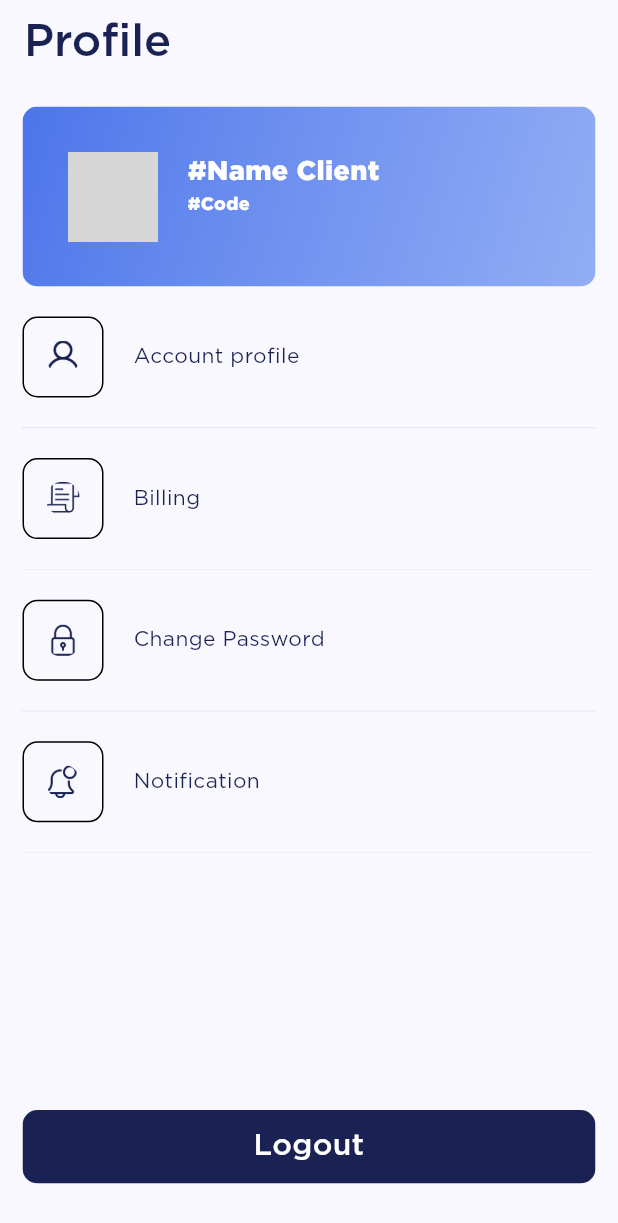
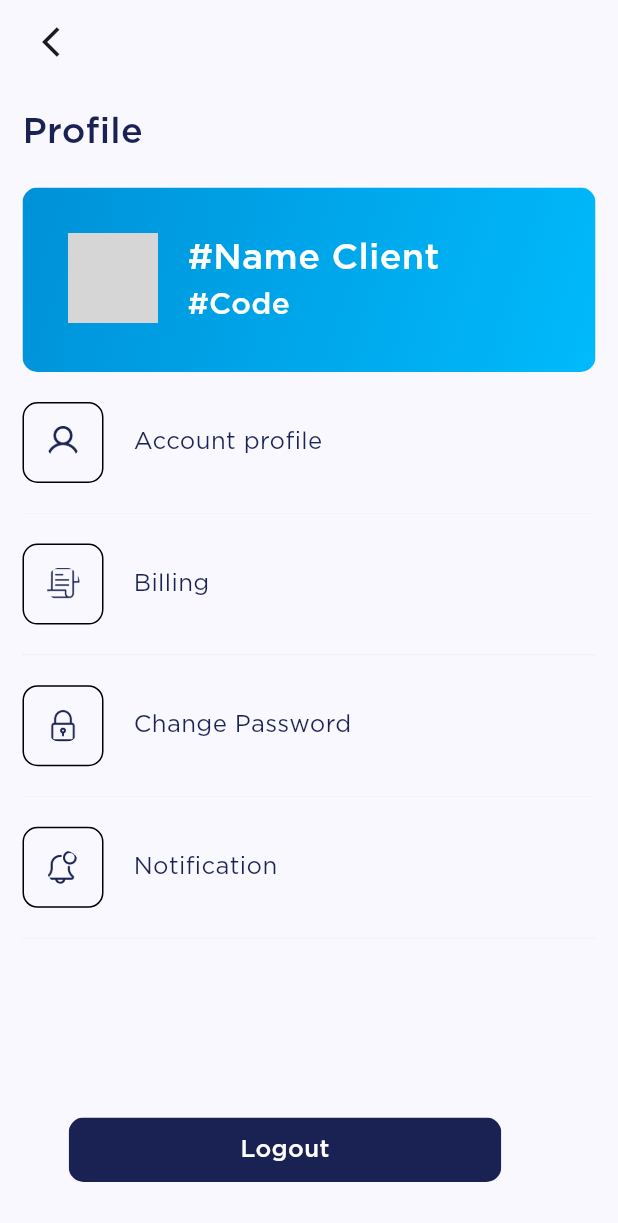
Before and after one commit to kenvas-dev/app_pikbil_mobil, a Flutter app: the screen it shows after launch, on a phone screen of 412 x 824 dp. Shown: the top 1223 px of the screen. Run offline on Flutter 3.47's test engine with Material 3 defaults, Android fonts, the phone set to English and light mode, and no system bars; our stand-ins replace animate_do, flutter_dotenv, flutter_riverpod, go_router; network calls fail; grey boxes are pictures that could not be loaded.

Commit message:
account and profile screen finish

```diff
--- /dev/null
+++ b/lib/config/static/custom_color.dart
@@ -0,0 +1,64 @@
+import 'package:flutter/material.dart';
+
+class CustomColor {
+  static const Color brand900 = Color.fromRGBO(16, 63, 116, 1);
+  static const Color brand800 = Color.fromRGBO(27, 88, 140, 1);
+  static const Color brand700 = Color.fromRGBO(43, 123, 174, 1);
+  static const Color brand600 = Color.fromRGBO(62, 162, 208, 1);
+  static const Color brand500 = Color.fromRGBO(86, 204, 242, 1);
+  static const Color brand400 = Color.fromRGBO(127, 226, 247, 1);
+  static const Color brand300 = Color.fromRGBO(153, 241, 251, 1);
+  static const Color brand200 = Color.fromRGBO(188, 251, 253, 1);
+  static const Color brand100 = Color.fromRGBO(221, 254, 253, 1);
+
+  static const Color primary900 = Color.fromRGBO(25, 34, 82, 1);
+  static const Color primary800 = Color.fromRGBO(42, 53, 99, 1);
+  static const Color primary700 = Color.fromRGBO(66, 79, 123, 1);
+  static const Color primary600 = Color.fromRGBO(96, 109, 147, 1);
+  static const Color primary500 = Color.fromRGBO(132, 143, 172, 1);
+  static const Color primary400 = Color.fromRGBO(169, 180, 205, 1);
+  static const Color primary300 = Color.fromRGBO(197, 208, 230, 1);
+  static const Color primary200 = Color.fromRGBO(223, 232, 246, 1);
+  static const Color primary100 = Color.fromRGBO(239, 243, 250, 1);
+  static const Color primary000 = Color.fromRGBO(255, 255, 255, 1);
+
+  static const Color success900 = Color.fromRGBO(22, 103, 26, 1);
+  static const Color success800 = Color.fromRGBO(43, 125, 37, 1);
+  static const Color success700 = Color.fromRGBO(71, 155, 54, 1);
+  static const Color success600 = Color.fromRGBO(102, 185, 73, 1);
+  static const Color success500 = Color.fromRGBO(137, 216, 96, 1);
+  static const Color success400 = Color.fromRGBO(175, 231, 134, 1);
+  static const Color success300 = Color.fromRGBO(201, 243, 160, 1);
+  static const Color success200 = Color.fromRGBO(225, 251, 193, 1);
+  static const Color success100 = Color.fromRGBO(242, 253, 223, 1);
+
+  static const Color error900 = Color.fromRGBO(125, 13, 16, 1);
+  static const Color error800 = Color.fromRGBO(152, 28, 25, 1);
+  static const Color error700 = Color.fromRGBO(189, 51, 37, 1);
+  static const Color error600 = Color.fromRGBO(224, 79, 51, 1);
+  static const Color error500 = Color.fromRGBO(255, 113, 68, 1);
+  static const Color error400 = Color.fromRGBO(255, 158, 113, 1);
+  static const Color error300 = Color.fromRGBO(255, 186, 140, 1);
+  static const Color error200 = Color.fromRGBO(255, 214, 179, 1);
+  static const Color error100 = Color.fromRGBO(255, 237, 216, 1);
+
+  static const Color warning900 = Color.fromRGBO(115, 107, 22, 1);
+  static const Color warning800 = Color.fromRGBO(140, 130, 29, 1);
+  static const Color warning700 = Color.fromRGBO(174, 162, 39, 1);
+  static const Color warning600 = Color.fromRGBO(207, 195, 49, 1);
+  static const Color warning500 = Color.fromRGBO(241, 228, 58, 1);
+  static const Color warning400 = Color.fromRGBO(247, 237, 89, 1);
+  static const Color warning300 = Color.fromRGBO(252, 244, 118, 1);
+  static const Color warning200 = Color.fromRGBO(254, 250, 162, 1);
+  static const Color warning100 = Color.fromRGBO(255, 252, 208, 1);
+
+  static const Color information900 = Color.fromRGBO(0, 55, 120, 1);
+  static const Color information800 = Color.fromRGBO(1, 77, 144, 1);
+  static const Color information700 = Color.fromRGBO(1, 109, 180, 1);
+  static const Color information600 = Color.fromRGBO(0, 145, 216, 1);
+  static const Color information500 = Color.fromRGBO(0, 186, 251, 1);
+  static const Color information400 = Color.fromRGBO(44, 214, 252, 1);
+  static const Color information300 = Color.fromRGBO(95, 231, 253, 1);
+  static const Color information200 = Color.fromRGBO(152, 245, 254, 1);
+  static const Color information100 = Color.fromRGBO(204, 253, 254, 1);
+}
--- /dev/null
+++ b/lib/config/static/custom_text.dart
@@ -0,0 +1,95 @@
+import 'package:app_pikbil_mobil/config/static/static.dart';
+import 'package:flutter/material.dart';
+
+class CustomText {
+  static const TextStyle headlineWhite900 = TextStyle(
+      fontFamily: 'Gotham-Medium', fontSize: 48, color: CustomColor.primary000);
+  static const TextStyle headlineDark900 = TextStyle(
+      fontFamily: 'Gotham-Medium', fontSize: 48, color: CustomColor.primary900);
+
+  static const TextStyle headlineWhite800 = TextStyle(
+      fontFamily: 'Gotham-Medium', fontSize: 36, color: CustomColor.primary000);
+  static const TextStyle headlineDark800 = TextStyle(
+      fontFamily: 'Gotham-Medium', fontSize: 36, color: CustomColor.primary900);
+
+  static const TextStyle headlineWhite700 = TextStyle(
+      fontFamily: 'Gotham-Medium', fontSize: 24, color: CustomColor.primary000);
+  static const TextStyle headlineDark700 = TextStyle(
+      fontFamily: 'Gotham-Medium', fontSize: 24, color: CustomColor.primary900);
+
+  static const TextStyle headlineWhite600 = TextStyle(
+      fontFamily: 'Gotham-Medium', fontSize: 20, color: CustomColor.primary000);
+  static const TextStyle headlineDark600 = TextStyle(
+      fontFamily: 'Gotham-Medium', fontSize: 20, color: CustomColor.primary900);
+
+  static const TextStyle headlineWhite500 = TextStyle(
+      fontFamily: 'Gotham-Medium', fontSize: 16, color: CustomColor.primary000);
+  static const TextStyle headlineDark500 = TextStyle(
+      fontFamily: 'Gotham-Medium', fontSize: 16, color: CustomColor.primary900);
+
+  static const TextStyle headlineWhite400 = TextStyle(
+      fontFamily: 'Gotham-Medium', fontSize: 14, color: CustomColor.primary000);
+  static const TextStyle headlineDark400 = TextStyle(
+      fontFamily: 'Gotham-Medium', fontSize: 14, color: CustomColor.primary900);
+
+  static const TextStyle headlineWhite300 = TextStyle(
+      fontFamily: 'Gotham-Medium', fontSize: 12, color: CustomColor.primary000);
+  static const TextStyle headlineDark300 = TextStyle(
+      fontFamily: 'Gotham-Medium', fontSize: 12, color: CustomColor.primary900);
+
+  static const TextStyle headlineWhite200 = TextStyle(
+      fontFamily: 'Gotham-Medium', fontSize: 12, color: CustomColor.primary000);
+  static const TextStyle headlineDark200 = TextStyle(
+      fontFamily: 'Gotham-Medium', fontSize: 12, color: CustomColor.primary900);
+
+  static const TextStyle headlineWhite100 = TextStyle(
+      fontFamily: 'Gotham-Medium', fontSize: 10, color: CustomColor.primary000);
+  static const TextStyle headlineDark100 = TextStyle(
+      fontFamily: 'Gotham-Medium', fontSize: 10, color: CustomColor.primary900);
+
+
+  static const TextStyle headlineBookWhite900 = TextStyle(
+      fontFamily: 'Gotham-Book', fontSize: 48, color: CustomColor.primary000);
+  static const TextStyle headlineBookDark900 = TextStyle(
+      fontFamily: 'Gotham-Book', fontSize: 48, color: CustomColor.primary900);
+
+  static const TextStyle headlineBookWhite800 = TextStyle(
+      fontFamily: 'Gotham-Book', fontSize: 36, color: CustomColor.primary000);
+  static const TextStyle headlineBookDark800 = TextStyle(
+      fontFamily: 'Gotham-Book', fontSize: 36, color: CustomColor.primary900);
+
+  static const TextStyle headlineBookWhite700 = TextStyle(
+      fontFamily: 'Gotham-Book', fontSize: 24, color: CustomColor.primary000);
+  static const TextStyle headlineBookDark700 = TextStyle(
+      fontFamily: 'Gotham-Book', fontSize: 24, color: CustomColor.primary900);
+
+  static const TextStyle headlineBookWhite600 = TextStyle(
+      fontFamily: 'Gotham-Book', fontSize: 20, color: CustomColor.primary000);
+  static const TextStyle headlineBookDark600 = TextStyle(
+      fontFamily: 'Gotham-Book', fontSize: 20, color: CustomColor.primary900);
+
+  static const TextStyle headlineBookWhite500 = TextStyle(
+      fontFamily: 'Gotham-Book', fontSize: 16, color: CustomColor.primary000);
+  static const TextStyle headlineBookDark500 = TextStyle(
+      fontFamily: 'Gotham-Book', fontSize: 16, color: CustomColor.primary900);
+
+  static const TextStyle headlineBookWhite400 = TextStyle(
+      fontFamily: 'Gotham-Book', fontSize: 14, color: CustomColor.primary000);
+  static const TextStyle headlineBookDark400 = TextStyle(
+      fontFamily: 'Gotham-Book', fontSize: 14, color: CustomColor.primary900);
+
+  static const TextStyle headlineBookWhite300 = TextStyle(
+      fontFamily: 'Gotham-Book', fontSize: 12, color: CustomColor.primary000);
+  static const TextStyle headlineBookDark300 = TextStyle(
+      fontFamily: 'Gotham-Book', fontSize: 12, color: CustomColor.primary900);
+
+  static const TextStyle headlineBookWhite200 = TextStyle(
+      fontFamily: 'Gotham-Book', fontSize: 12, color: CustomColor.primary000);
+  static const TextStyle headlineBookDark200 = TextStyle(
+      fontFamily: 'Gotham-Book', fontSize: 12, color: CustomColor.primary900);
+
+  static const TextStyle headlineBookWhite100 = TextStyle(
+      fontFamily: 'Gotham-Book', fontSize: 10, color: CustomColor.primary000);
+  static const TextStyle headlineBookDark100 = TextStyle(
+      fontFamily: 'Gotham-Book', fontSize: 10, color: CustomColor.primary900);
+}
--- a/lib/config/static/informative_texts.dart
+++ b/lib/config/static/informative_texts.dart
@@ -7,4 +7,13 @@ class InformativeTexts {
   static const String profileMenuOptionBilling = 'Billing';
   static const String profileMenuOptionChangePassword = 'Change Password';
   static const String profileMenuOptionNotification = 'Notification';
+  static const String accountScreenProfile = 'Account profile';
+  static const String accountScreenChangePicture = 'Change profile picture';
+  static const String accountScreenFullName = 'Full Name';
+  static const String accountScreenFullNamePlaceholder = 'ken Vas Name';
+  static const String accountScreenEmail = 'Email address';
+  static const String accountScreenEmailPlaceholder = 'kev.vas@gmail.com';
+  static const String accountScreenDate = 'Date of birth';
+  static const String accountScreenDatePlaceholder = 'nov 21, 1992';
+  static const String accountScreenUpdateProfile = 'Update profile';
 }
--- a/lib/config/static/static.dart
+++ b/lib/config/static/static.dart
@@ -1,2 +1,4 @@
 export './informative_texts.dart';
 export './path_image.dart';
+export './custom_color.dart';
+export './custom_text.dart';
--- a/lib/presentation/screens/profile/account_screen.dart
+++ b/lib/presentation/screens/profile/account_screen.dart
@@ -1,15 +1,93 @@
+import 'package:animate_do/animate_do.dart';
+import 'package:app_pikbil_mobil/config/router/path_router.dart';
+import 'package:app_pikbil_mobil/config/static/static.dart';
+import 'package:app_pikbil_mobil/presentation/widgets/widgets.dart';
 import 'package:flutter/material.dart';
+import 'package:go_router/go_router.dart';
 
 class AccountScreen extends StatelessWidget {
-
   static const String name = 'account-screen';
 
   const AccountScreen({super.key});
 
   @override
   Widget build(BuildContext context) {
-    return const Scaffold(
-      body: Center(child: Text('account', style: TextStyle(fontSize: 40,  fontFamily: 'Gotham-Book')),),
+    return Scaffold(
+      appBar: ProfileAppBar(
+        voidCallback: () => context.push(PathRouter.profile),
+      ),
+      body: MediaQuery.removePadding(
+        context: context,
+        removeTop: true,
+        removeBottom: true,
+        child: Padding(
+          padding: const EdgeInsets.all(15),
+          child: FadeInRight(
+            child: Column(
+              crossAxisAlignment: CrossAxisAlignment.start,
+              children: [
+                const Text(
+                  InformativeTexts.accountScreenProfile,
+                  textAlign: TextAlign.start,
+                  style: CustomText.headlineDark700,
+                ),
+                const SizedBox(
+                  height: 20,
+                ),
+                Center(
+                  child: Column(
+                    crossAxisAlignment: CrossAxisAlignment.center,
+                    mainAxisAlignment: MainAxisAlignment.center,
+                    children: [
+                      ClipRRect(
+                        borderRadius:
+                            const BorderRadius.all(Radius.circular(10)),
+                        child: Image.network(
+                          'https://media.istockphoto.com/id/1472836935/photo/overjoyed-happy-woman-pointing-finger-up-and-looking-at-camera-with-toothy-smile-having-idea.webp?b=1&s=170667a&w=0&k=20&c=EzWoGVvrU9d0DVztfWYfkDi1sufVtesTjC9zCkf6Tzg=',
+                          width: 80,
+                          height: 80,
+                          fit: BoxFit.cover,
+                        ),
+                      ),
+                      const SizedBox(
+                        height: 20,
+                      ),
+                      const Text(
+                        InformativeTexts.accountScreenChangePicture,
+                        style: CustomText.headlineDark500,
+                      )
+                    ],
+                  ),
+                ),
+                const CustomTextField(
+                  textInputType: TextInputType.text,
+                  labelText: InformativeTexts.accountScreenFullName,
+                  placeholder:
+                      InformativeTexts.accountScreenFullNamePlaceholder,
+                ),
+                const CustomTextField(
+                  textInputType: TextInputType.emailAddress,
+                  labelText: InformativeTexts.accountScreenEmail,
+                  placeholder: InformativeTexts.accountScreenEmailPlaceholder,
+                ),
+                const CustomTextField(
+                  textInputType: TextInputType.datetime,
+                  labelText: InformativeTexts.accountScreenDate,
+                  placeholder: InformativeTexts.accountScreenDatePlaceholder,
+                ),
+              ],
+            ),
+          ),
+        ),
+      ),
+      floatingActionButton: CustomFloatingButton(
+          alignment: Alignment.bottomCenter,
+          voidCallback: () {},
+          margin: const EdgeInsetsDirectional.only(bottom: 20),
+          borderRadius: const BorderRadius.all(Radius.circular(10)),
+          colorButton: CustomColor.primary900,
+          textButton: const Text(InformativeTexts.accountScreenUpdateProfile,
+              textAlign: TextAlign.center, style: CustomText.headlineWhite500)),
     );
   }
 }
--- a/lib/presentation/screens/profile/profile_screens.dart
+++ b/lib/presentation/screens/profile/profile_screens.dart
@@ -12,45 +12,43 @@ class ProfileScreen extends StatelessWidget {
   @override
   Widget build(BuildContext context) {
     return Scaffold(
-      appBar: AppBar(
-        centerTitle: false,
-        title: const Text(
-          InformativeTexts.profileScreenProfile,
-          style: TextStyle(
-              fontFamily: 'Gotham-Medium',
-              fontSize: 30,
-              color: Color.fromRGBO(25, 34, 82, 1)),
-        ),
+      appBar: ProfileAppBar(
+        voidCallback: () => context.push(PathRouter.home),
       ),
       body: MediaQuery.removePadding(
         context: context,
         removeTop: true,
         removeBottom: true,
-        child: Padding(
-          padding: const EdgeInsets.all(15),
+        child: const Padding(
+          padding: EdgeInsets.all(15),
           child: Column(
+            crossAxisAlignment: CrossAxisAlignment.start,
             children: [
-              const _Info_profile(),
-              const SizedBox(
+              Text(
+                InformativeTexts.profileScreenProfile,
+                textAlign: TextAlign.start,
+                style: CustomText.headlineDark700,
+              ),
+              SizedBox(
                 height: 20,
               ),
-              const ProfileMenuOptions(),
-              CustomFloatingButton(
-                  alignment: Alignment.bottomCenter,
-                  voidCallback: () => context.push(PathRouter.welcome),
-                  margin: const EdgeInsetsDirectional.only(bottom: 20),
-                  borderRadius: const BorderRadius.all(Radius.circular(10)),
-                  colorButton: const Color.fromRGBO(25, 34, 82, 1),
-                  textButton: const Text(InformativeTexts.profileScreenLogout,
-                      textAlign: TextAlign.center,
-                      style: TextStyle(
-                          fontFamily: 'Gotham-Medium',
-                          fontSize: 20,
-                          color: Colors.white)))
+              _Info_profile(),
+              SizedBox(
+                height: 20,
+              ),
+              ProfileMenuOptions()
             ],
           ),
         ),
       ),
+      floatingActionButton: CustomFloatingButton(
+          alignment: Alignment.bottomCenter,
+          voidCallback: () {},
+          margin: const EdgeInsetsDirectional.only(bottom: 20),
+          borderRadius: const BorderRadius.all(Radius.circular(10)),
+          colorButton: CustomColor.primary900,
+          textButton: const Text(InformativeTexts.profileScreenLogout,
+              textAlign: TextAlign.center, style: CustomText.headlineWhite500)),
     );
   }
 }
@@ -66,21 +64,16 @@ class _Info_profile extends StatelessWidget {
       onTap: () {
         context.push(PathRouter.account);
       },
-      child: FadeInLeft(
+      child: FadeInRight(
         child: ClipRRect(
           borderRadius: const BorderRadius.all(Radius.circular(10)),
-          child: Container(
-            width: double.infinity,
-            decoration: const BoxDecoration(
-                gradient: LinearGradient(
+          child: CustomGradientBox(
             begin: Alignment.topLeft,
             end: Alignment.bottomRight,
-                    colors: <Color>[
-                  Color.fromRGBO(76, 117, 234, 1),
-                  Color.fromRGBO(119, 154, 242, 0.8)
-                ])),
-            child: Padding(
-              padding: const EdgeInsets.all(30),
+            colorsGradient: [
+              CustomColor.information600,
+              CustomColor.information500
+            ],
             child: Row(
               mainAxisAlignment: MainAxisAlignment.start,
               crossAxisAlignment: CrossAxisAlignment.start,
@@ -103,17 +96,11 @@ class _Info_profile extends StatelessWidget {
                   children: [
                     Text(
                       InformativeTexts.profileScreenNameUser,
-                        style: TextStyle(
-                            color: Colors.white,
-                            fontFamily: 'Gotham-Regular',
-                            fontSize: 18),
+                      style: CustomText.headlineWhite700,
                     ),
                     Text(
                       InformativeTexts.profileScreenCodeUser,
-                        style: TextStyle(
-                            color: Colors.white,
-                            fontFamily: 'Gotham-Regular',
-                            fontSize: 12),
+                      style: CustomText.headlineWhite600,
                     )
                   ],
                 )
@@ -122,7 +109,6 @@ class _Info_profile extends StatelessWidget {
           ),
         ),
       ),
-      ),
     );
   }
 }
--- /dev/null
+++ b/lib/presentation/widgets/profile/profile_appbar.dart
@@ -0,0 +1,23 @@
+import 'package:flutter/material.dart';
+
+class ProfileAppBar extends StatelessWidget implements PreferredSizeWidget {
+  final VoidCallback voidCallback;
+  const ProfileAppBar({super.key, required this.voidCallback});
+
+  @override
+  Widget build(BuildContext context) {
+    return AppBar(
+      automaticallyImplyLeading:false,
+      centerTitle: false,
+      title: Row(
+        children: [
+          IconButton(
+              onPressed: voidCallback, icon: Icon(Icons.arrow_back_ios)),
+        ],
+      ),
+    );
+  }
+
+  @override
+  Size get preferredSize => const Size.fromHeight(kToolbarHeight);
+}
--- a/lib/presentation/widgets/profile/profile_menu_options.dart
+++ b/lib/presentation/widgets/profile/profile_menu_options.dart
@@ -47,7 +47,7 @@ class ProfileMenuOptions extends StatelessWidget {
         scrollDirection: Axis.vertical,
         itemBuilder: (context, index) {
           final menuListItem = menuList[index];
-          return FadeInLeft(
+          return FadeInRight(
             child: GestureDetector(
               onTap: () {
                 context.push(menuListItem.route);
@@ -82,10 +82,7 @@ class ProfileMenuOptions extends StatelessWidget {
                       ),
                       Text(
                         menuListItem.menuLabel,
-                        style: const TextStyle(
-                            fontFamily: 'Gotham-Book',
-                            fontSize: 14,
-                            color: Color.fromRGBO(25, 34, 82, 1)),
+                        style: CustomText.headlineBookDark500,
                       )
                     ],
                   ),
@@ -95,7 +92,8 @@ class ProfileMenuOptions extends StatelessWidget {
                   Container(
                     decoration: BoxDecoration(
                         // color: Colors.white,
-                        border: Border.all(width: 0.2, color: Colors.black12)),
+                        border: Border.all(
+                            width: 0.2, color: CustomColor.primary200)),
                   ),
                   const SizedBox(
                     height: 20,
--- a/lib/presentation/widgets/shared/custom_floating_button.dart
+++ b/lib/presentation/widgets/shared/custom_floating_button.dart
@@ -1,5 +1,4 @@
 import 'package:flutter/material.dart';
-
 
 class CustomFloatingButton extends StatelessWidget {
   final Alignment alignment;
@@ -20,6 +19,7 @@ class CustomFloatingButton extends StatelessWidget {
 
   @override
   Widget build(BuildContext context) {
+    final double widthViewport = MediaQuery.of(context).size.width;
     return Align(
       alignment: alignment,
       child: GestureDetector(
@@ -29,7 +29,7 @@ class CustomFloatingButton extends StatelessWidget {
           child: ClipRRect(
             borderRadius: borderRadius,
             child: Container(
-              width: double.infinity,
+              width: widthViewport * 0.70,
               color: colorButton,
               child: Padding(
                 padding: EdgeInsets.all(10),
--- /dev/null
+++ b/lib/presentation/widgets/shared/custom_gradient_box.dart
@@ -0,0 +1,26 @@
+import 'package:flutter/material.dart';
+
+class CustomGradientBox extends StatelessWidget {
+  final List<Color> colorsGradient;
+  final Widget child;
+  final Alignment begin;
+  final Alignment end;
+
+  CustomGradientBox(
+      {super.key,
+      required this.colorsGradient,
+      required this.child,
+      required this.begin,
+      required this.end});
+
+  @override
+  Widget build(BuildContext context) {
+    return Container(
+      width: double.infinity,
+      decoration: BoxDecoration(
+          gradient:
+              LinearGradient(begin: begin, end: end, colors: colorsGradient)),
+      child: Padding(padding: const EdgeInsets.all(30), child: child),
+    );
+  }
+}
--- /dev/null
+++ b/lib/presentation/widgets/shared/custom_textfield.dart
@@ -0,0 +1,50 @@
+import 'package:app_pikbil_mobil/config/static/static.dart';
+import 'package:flutter/material.dart';
+
+class CustomTextField extends StatelessWidget {
+  final String placeholder;
+  final String labelText;
+  final TextInputType textInputType;
+
+  const CustomTextField(
+      {super.key,
+      required this.placeholder,
+      required this.labelText,
+      required this.textInputType});
+
+  @override
+  Widget build(BuildContext context) {
+    const OutlineInputBorder outlineInputBorder = OutlineInputBorder(
+        borderSide: BorderSide(color: CustomColor.primary300, width: 1),
+        borderRadius: BorderRadius.all(Radius.circular(10)));
+
+    const OutlineInputBorder outlineInputErrorBorder = OutlineInputBorder(
+        borderSide: BorderSide(color: CustomColor.error600, width: 1),
+        borderRadius: BorderRadius.all(Radius.circular(10)));
+
+    return Container(
+      margin: const EdgeInsets.symmetric(vertical: 20),
+      child: Column(
+        crossAxisAlignment: CrossAxisAlignment.start,
+        children: [
+          Text(
+            labelText,
+            style: CustomText.headlineDark500,
+          ),
+          const SizedBox(
+            height: 10,
+          ),
+          TextField(
+            keyboardType: textInputType,
+            decoration: InputDecoration(
+                enabledBorder: outlineInputBorder,
+                focusedBorder: outlineInputBorder,
+                errorBorder: outlineInputErrorBorder,
+                hintText: placeholder,
+                border: outlineInputBorder),
+          ),
+        ],
+      ),
+    );
+  }
+}
--- a/lib/presentation/widgets/widgets.dart
+++ b/lib/presentation/widgets/widgets.dart
@@ -1,2 +1,5 @@
+export './profile/profile_appbar.dart';
 export './profile/profile_menu_options.dart';
 export './shared/custom_floating_button.dart';
+export './shared/custom_gradient_box.dart';
+export './shared/custom_textfield.dart';
```
Lines whose indentation alone changed are shown as unchanged.
